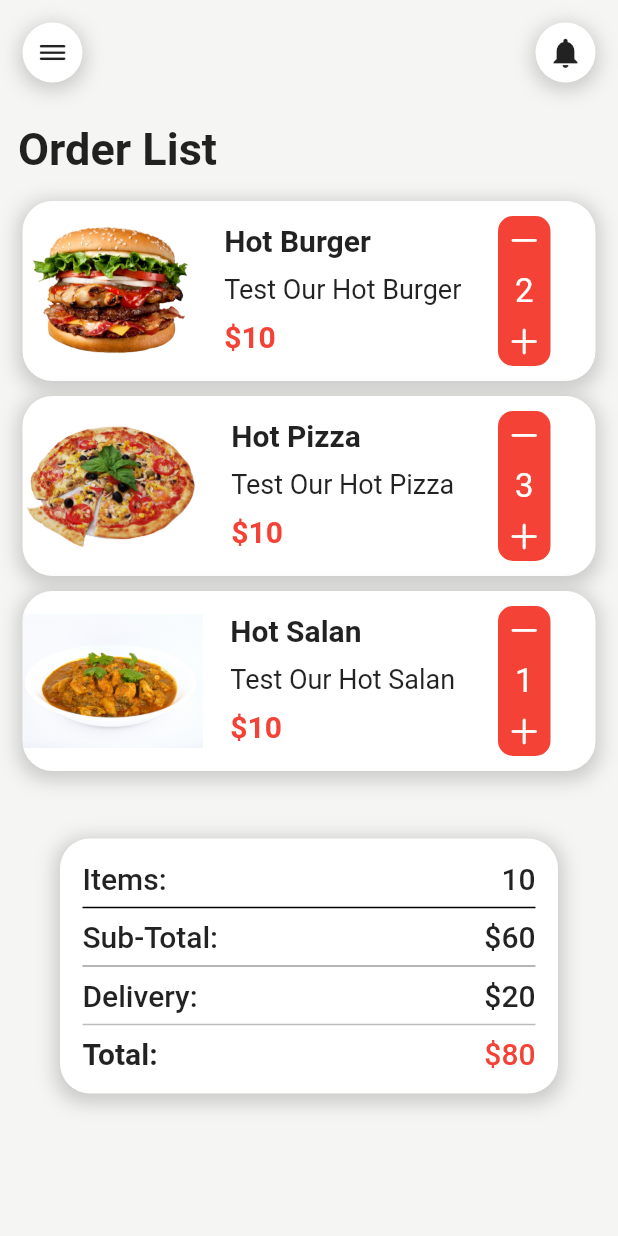
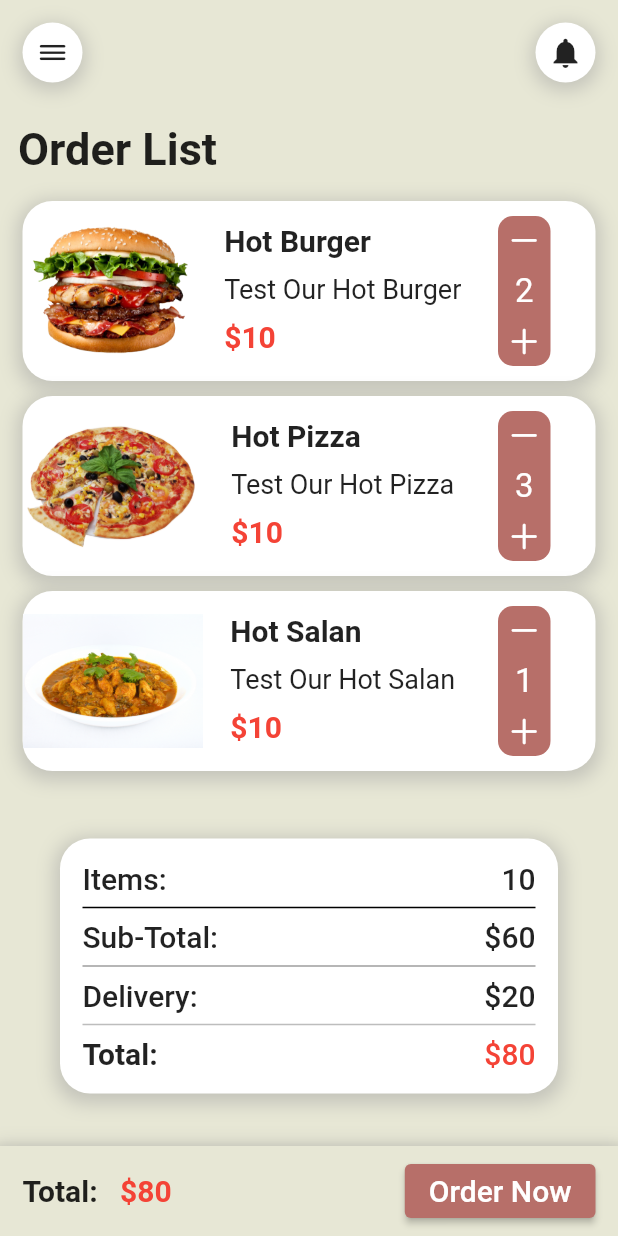
Before and after one commit to hamidhosen42/F-Food-Delivery-App-UI-Design-In-Flutter, a Flutter app: the CartPage screen opened by its route, on a phone screen of 412 x 824 dp. Run offline on Flutter 3.47's test engine with Material 2 defaults, Android fonts, the phone set to English and light mode, and no system bars; our stand-ins replace flutter_rating_bar.

Commit message:
CartBottomNavBar

```diff
--- a/lib/Pages/CardPage.dart
+++ b/lib/Pages/CardPage.dart
@@ -4,6 +4,8 @@ import 'package:flutter/cupertino.dart';
 import 'package:flutter/material.dart';
 
 import '../Widget/AppBarWidget.dart';
+import '../Widget/CartBottomNavBar.dart';
+import '../Widget/DrawerWidget.dart';
 
 class CartPage extends StatelessWidget {
   const CartPage({super.key});
@@ -107,6 +109,8 @@ class CartPage extends StatelessWidget {
           ),
         ],
       ),
+       drawer: DrawerWidget(),
+       bottomNavigationBar: CartBottomNavBar(),
     );
   }
 
@@ -177,7 +181,7 @@ class CartPage extends StatelessWidget {
                 child: Container(
                   width: 35,
                   decoration: BoxDecoration(
-                    color: Colors.red,
+                    color: Color.fromARGB(255, 183, 111, 105),
                     borderRadius: BorderRadius.circular(10),
                   ),
                   child: Column(
--- /dev/null
+++ b/lib/Widget/CartBottomNavBar.dart
@@ -0,0 +1,55 @@
+// ignore_for_file: sized_box_for_whitespace, prefer_const_constructors, prefer_const_literals_to_create_immutables, sort_child_properties_last
+
+import 'package:flutter/material.dart';
+
+class CartBottomNavBar extends StatelessWidget {
+  const CartBottomNavBar({super.key});
+
+  @override
+  Widget build(BuildContext context) {
+    return BottomAppBar(
+      child: Container(
+        decoration: BoxDecoration(
+            color: Color.fromARGB(255, 231, 231, 213),
+            boxShadow: [
+              BoxShadow(
+                  color: Colors.grey.withOpacity(0.5),
+                  blurRadius: 10,
+                  spreadRadius: 3,
+                  offset: Offset(0, 3)),
+            ]),
+        padding: EdgeInsets.symmetric(horizontal: 15),
+        height: 60,
+        child: Row(
+          mainAxisAlignment: MainAxisAlignment.spaceBetween,
+          children: [
+          Row(
+            children: [
+              Text(
+                "Total:",
+                style: TextStyle(fontSize: 20, fontWeight: FontWeight.bold),
+              ),
+              SizedBox(
+                width: 15,
+              ),
+              Text(
+                "\$80",
+                style: TextStyle(
+                    fontSize: 20,
+                    fontWeight: FontWeight.bold,
+                    color: Colors.red),
+              ),
+            ],
+          ),
+          ElevatedButton(
+            onPressed: () {},
+            child: Text("Order Now",style: TextStyle(fontSize: 20),),
+            style: ButtonStyle(
+                backgroundColor: MaterialStateProperty.all(
+                    Color.fromARGB(255, 183, 111, 105))),
+          )
+        ]),
+      ),
+    );
+  }
+}
--- a/lib/main.dart
+++ b/lib/main.dart
@@ -16,7 +16,7 @@ class MyApp extends StatelessWidget {
     return MaterialApp(
       title: "Food App",
       theme: ThemeData(
-        scaffoldBackgroundColor: Color(0xFFF5f5F3),
+        scaffoldBackgroundColor: Color.fromARGB(255, 231, 231, 213),
       ),
       // themeMode: ThemeMode.dark,
       debugShowCheckedModeBanner: false,
```
